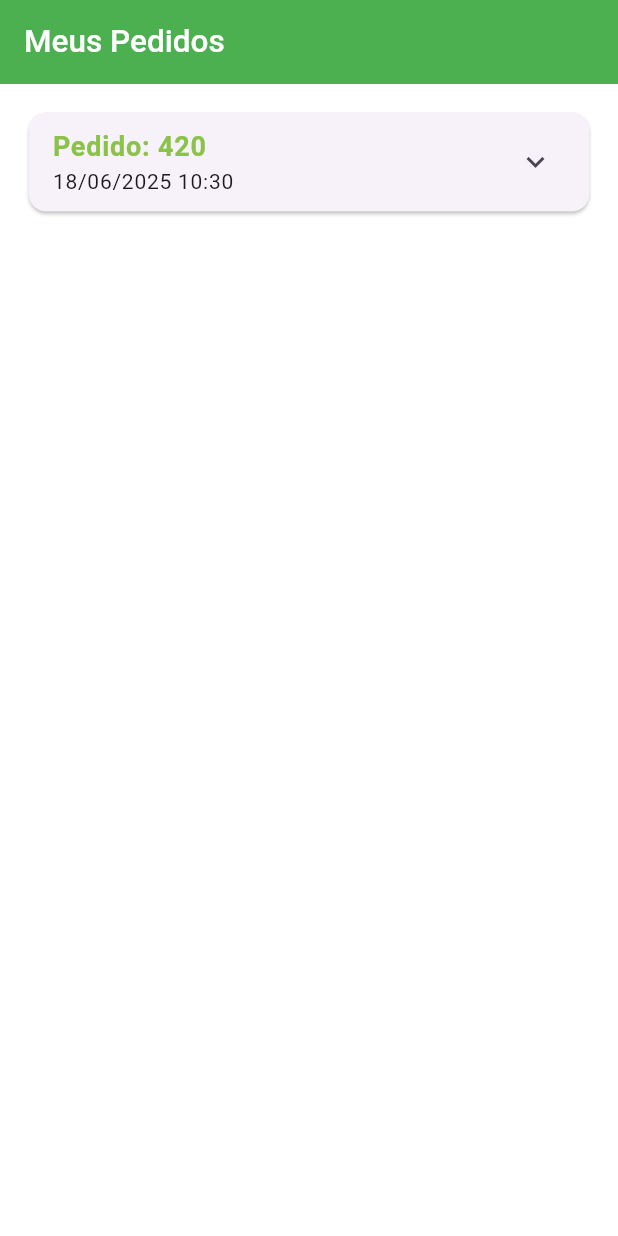
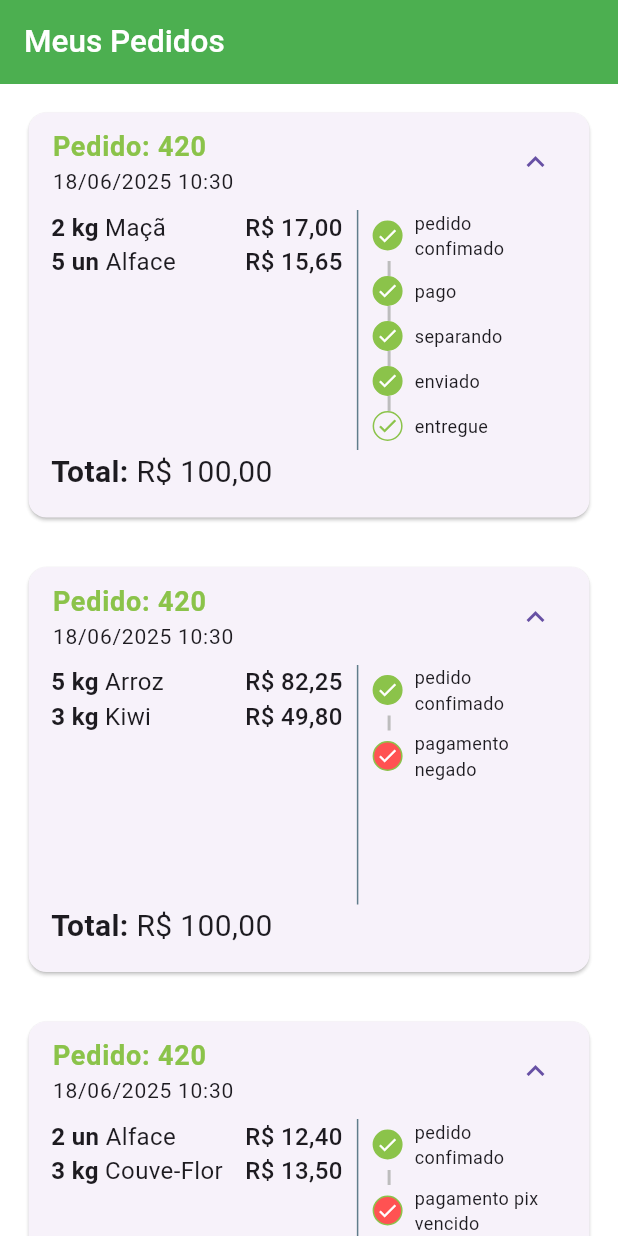
Before and after one commit to jeanfdq/greengrocer, a Flutter app: the OrdersTab screen opened directly, on a phone screen of 412 x 824 dp. Run offline on Flutter 3.47's test engine with Material 3 defaults, Android fonts, the phone set to English and light mode, and no system bars; our stand-ins replace animated_text_kit, mask_text_input_formatter, qr_flutter.

Commit message:
Finished Orders Screen

```diff
--- a/lib/config/app_data.dart
+++ b/lib/config/app_data.dart
@@ -3,8 +3,9 @@ import 'package:greengrocer/models/order_model.dart';
 import 'package:greengrocer/models/product_item_model.dart';
 import 'package:greengrocer/models/user_model.dart';
 import 'package:greengrocer/utils/utils.services.dart';
+import 'package:uuid/uuid.dart';
 
-final utilsServices = UtilsServices();
+final UtilsServices utilsServices = UtilsServices();
 
 ProductItemModel apple = ProductItemModel(
   name: "Maçã",
@@ -136,8 +137,34 @@ List<OrderModel> orders = [
       CartItemModel(item: apple, quantity: 2),
       CartItemModel(item: pimenta, quantity: 5),
     ],
+    status: "shipping",
+    pixCopyAndPaste: Uuid().v8g(),
+    total: 100,
+  ),
+
+  OrderModel(
+    id: utilsServices.getRandomNumber().toString(),
+    createdOrder: DateTime.now(),
+    pixOverDue: DateTime.parse("2025-07-01 10:00"),
+    items: [
+      CartItemModel(item: arroz, quantity: 5),
+      CartItemModel(item: kiwi, quantity: 3),
+    ],
+    status: "refunded",
+    pixCopyAndPaste: Uuid().v8g(),
+    total: 100,
+  ),
+
+  OrderModel(
+    id: utilsServices.getRandomNumber().toString(),
+    createdOrder: DateTime.now(),
+    pixOverDue: DateTime.parse("2025-02-01 10:00"),
+    items: [
+      CartItemModel(item: alface, quantity: 2),
+      CartItemModel(item: couveflor, quantity: 3),
+    ],
     status: "pending_payment",
-    pixCopyAndPaste: "pixCopyAndPaste",
+    pixCopyAndPaste: Uuid().v8g(),
     total: 100,
   ),
 ];
--- a/lib/screens/cart_tab.dart
+++ b/lib/screens/cart_tab.dart
@@ -5,6 +5,7 @@ import 'package:greengrocer/config/app_data.dart' as AppData;
 import 'package:greengrocer/config/custom_colors.dart';
 import 'package:greengrocer/models/cart_item_model.dart';
 import 'package:greengrocer/screens/components/cart_item_tale.dart';
+import 'package:greengrocer/screens/components/payment_dialog.dart';
 import 'package:greengrocer/utils/components/custom_button.dart';
 import 'package:greengrocer/utils/constants/constants.dart';
 import 'package:greengrocer/utils/utils.services.dart';
@@ -37,6 +38,8 @@ class _CartTabState extends State<CartTab> {
 
   @override
   Widget build(BuildContext context) {
+    final utilsServices = UtilsServices();
+
     return Scaffold(
       appBar: AppBar(
         centerTitle: false,
@@ -110,7 +113,17 @@ class _CartTabState extends State<CartTab> {
                   radius: KUtils.kRadiusDefault,
                   action: () async {
                     bool? result = await showOrderConfirmation();
-                    print(result);
+                    if (result ?? false) {
+                      showDialog(
+                        // ignore: use_build_context_synchronously
+                        context: context,
+                        builder: (_) {
+                          return PaymentDialog(
+                            order: utilsServices.makeOrder(AppData.cartItems),
+                          );
+                        },
+                      );
+                    }
                   },
                 ),
               ],
--- a/lib/screens/components/order_tile.dart
+++ b/lib/screens/components/order_tile.dart
@@ -1,6 +1,11 @@
 import 'package:flutter/material.dart';
 import 'package:greengrocer/config/custom_colors.dart';
+import 'package:greengrocer/models/cart_item_model.dart';
 import 'package:greengrocer/models/order_model.dart';
+import 'package:greengrocer/screens/components/payment_dialog.dart';
+import 'package:greengrocer/utils/components/custom_button.dart';
+import 'package:greengrocer/utils/components/order_status.dart';
+import 'package:greengrocer/utils/constants/constants.dart';
 import 'package:greengrocer/utils/utils.services.dart';
 
 class OrderTile extends StatelessWidget {
@@ -12,11 +17,14 @@ class OrderTile extends StatelessWidget {
   Widget build(BuildContext context) {
     UtilsServices utilsServices = UtilsServices();
     return Padding(
-      padding: const EdgeInsets.all(15.0),
+      padding: const EdgeInsets.fromLTRB(15, 15, 15, 0),
       child: Card(
         child: Theme(
           data: Theme.of(context).copyWith(dividerColor: Colors.transparent),
           child: ExpansionTile(
+            initiallyExpanded: true,
+            expandedCrossAxisAlignment: CrossAxisAlignment.stretch,
+
             title: Column(
               crossAxisAlignment: CrossAxisAlignment.start,
               mainAxisSize: MainAxisSize.min,
@@ -37,41 +45,81 @@ class OrderTile extends StatelessWidget {
             ),
             childrenPadding: EdgeInsets.fromLTRB(15, 0, 15, 15),
             children: [
-              SizedBox(
-                height: 150,
+              // Esse componente faz a row crecer de acordo com os filhos
+              IntrinsicHeight(
                 child: Row(
                   children: [
+                    // Lista de produtos
                     Expanded(
                       flex: 3,
-                      child: ListView(
-                        children: order.items.map((orderItem) {
-                          return Row(
-                            children: [
-                              Text(
-                                "${orderItem.quantity} ${orderItem.item.unit} ",
-                                style: TextStyle(
-                                  fontSize: 16,
-                                  fontWeight: FontWeight.w700,
-                                ),
-                              ),
-                              Expanded(
-                                child: Text(
-                                  orderItem.item.name,
-                                  style: TextStyle(fontSize: 16),
-                                ),
-                              ),
-                              Text(
-                                utilsServices.priceToCurrency(
-                                  orderItem.totalPrice(),
-                                ),
-                              ),
-                            ],
-                          );
-                        }).toList(),
+                      child: SizedBox(
+                        height: 160,
+                        child: ListView(
+                          children: order.items.map((orderItem) {
+                            return _ListOrderItem(
+                              orderItem: orderItem,
+                              utilsServices: utilsServices,
+                            );
+                          }).toList(),
+                        ),
                       ),
                     ),
-                    Expanded(flex: 2, child: Container(color: Colors.red)),
+
+                    //Divisor
+                    VerticalDivider(color: Colors.blueGrey, width: 20),
+
+                    // OrderStatus
+                    Expanded(
+                      flex: 2,
+                      child: OrderStatus(
+                        status: order.status,
+                        isOverDue: order.pixOverDue.isBefore(DateTime.now()),
+                      ),
+                    ),
                   ],
+                ),
+              ),
+
+              // Total
+              Text.rich(
+                TextSpan(
+                  // Configs feitas no pai é reflitida para todos os filhos
+                  style: TextStyle(fontSize: 20),
+                  children: [
+                    TextSpan(
+                      text: "Total: ",
+                      style: TextStyle(fontWeight: FontWeight.bold),
+                    ),
+                    TextSpan(text: utilsServices.priceToCurrency(order.total)),
+                  ],
+                ),
+              ),
+
+              // Pix Copia e Cola
+              Visibility(
+                visible: order.status == 'pending_payment',
+                child: Padding(
+                  padding: const EdgeInsets.only(top: 8),
+                  child: CustomButton(
+                    icon: Icon(
+                      Icons.pix_outlined,
+                      color: Colors.white,
+                      size: 22,
+                    ),
+
+                    buttonHeight: KUtils.kHeightButton,
+                    backgroud: CustomColors.customSwatchColor,
+                    label: "Pix QrCode ",
+                    labelColor: Colors.white,
+                    radius: KUtils.kRadiusDefault,
+                    action: () => showDialog(
+                      barrierDismissible: false,
+                      context: context,
+                      builder: (_) {
+                        return PaymentDialog(order: order);
+                      },
+                    ),
+                  ),
                 ),
               ),
             ],
@@ -81,3 +129,29 @@ class OrderTile extends StatelessWidget {
     );
   }
 }
+
+class _ListOrderItem extends StatelessWidget {
+  const _ListOrderItem({required this.utilsServices, required this.orderItem});
+
+  final CartItemModel orderItem;
+  final UtilsServices utilsServices;
+
+  @override
+  Widget build(BuildContext context) {
+    return Row(
+      children: [
+        Text(
+          "${orderItem.quantity} ${orderItem.item.unit} ",
+          style: TextStyle(fontSize: 16, fontWeight: FontWeight.w700),
+        ),
+        Expanded(
+          child: Text(orderItem.item.name, style: TextStyle(fontSize: 16)),
+        ),
+        Text(
+          utilsServices.priceToCurrency(orderItem.totalPrice()),
+          style: TextStyle(fontSize: 16, fontWeight: FontWeight.w500),
+        ),
+      ],
+    );
+  }
+}
--- /dev/null
+++ b/lib/screens/components/payment_dialog.dart
@@ -0,0 +1,93 @@
+import 'package:flutter/material.dart';
+import 'package:greengrocer/config/custom_colors.dart';
+import 'package:greengrocer/models/order_model.dart';
+import 'package:greengrocer/utils/components/custom_button.dart';
+import 'package:greengrocer/utils/constants/constants.dart';
+import 'package:greengrocer/utils/utils.services.dart';
+import 'package:qr_flutter/qr_flutter.dart';
+
+class PaymentDialog extends StatelessWidget {
+  final OrderModel order;
+
+  PaymentDialog({super.key, required this.order});
+
+  final utilsServices = UtilsServices();
+
+  @override
+  Widget build(BuildContext context) {
+    return Dialog(
+      backgroundColor: Colors.white,
+
+      child: Stack(
+        alignment: Alignment.center,
+        children: [
+          //Conteudo
+          Padding(
+            padding: const EdgeInsets.all(8.0),
+            child: Column(
+              mainAxisSize: MainAxisSize.min,
+
+              children: [
+                //Titulo
+                Padding(
+                  padding: const EdgeInsets.symmetric(vertical: 10),
+                  child: Text(
+                    "Pagamento com Pix",
+                    style: TextStyle(fontSize: 18, fontWeight: FontWeight.bold),
+                  ),
+                ),
+
+                // QR Code
+                QrImageView(
+                  data: order.pixCopyAndPaste,
+                  version: QrVersions.auto,
+                  size: 200,
+                ),
+
+                // Vencimento
+                Text(
+                  "Vencimento: ${utilsServices.formatDateTime(order.pixOverDue)}",
+                ),
+
+                // Total
+                Text(
+                  "Total: ${utilsServices.priceToCurrency(order.total)}",
+                  style: TextStyle(fontSize: 22, fontWeight: FontWeight.bold),
+                ),
+
+                // botao copia e cola
+                Padding(
+                  padding: const EdgeInsets.all(12.0),
+                  child: CustomButton(
+                    buttonHeight: KUtils.kHeightButton,
+                    backgroud: Colors.white,
+                    label: "Copie e Cola",
+                    labelColor: CustomColors.customSwatchColor,
+                    icon: Icon(
+                      Icons.copy,
+                      color: CustomColors.customSwatchColor,
+                    ),
+                    borderColor: CustomColors.customSwatchColor,
+                    borderWidth: 1,
+                    radius: KUtils.kRadiusDefault,
+                    action: () {},
+                  ),
+                ),
+              ],
+            ),
+          ),
+
+          // Botao de fechar
+          Positioned(
+            top: 0,
+            right: 0,
+            child: IconButton(
+              onPressed: () => Navigator.of(context).pop(),
+              icon: Icon(Icons.close),
+            ),
+          ),
+        ],
+      ),
+    );
+  }
+}
--- /dev/null
+++ b/lib/utils/components/order_status.dart
@@ -0,0 +1,128 @@
+import 'package:flutter/material.dart';
+import 'package:greengrocer/config/custom_colors.dart';
+
+class OrderStatus extends StatelessWidget {
+  final String status;
+  final bool isOverDue;
+
+  final Map<String, int> allStatus = <String, int>{
+    'pending_payment': 0,
+    'refunded': 1,
+    'paid': 2,
+    'perparing_purchase': 3,
+    'shipping': 4,
+    'delivered': 5,
+  };
+
+  int get currentStatus => allStatus[status]!;
+
+  OrderStatus({super.key, required this.status, required this.isOverDue});
+
+  @override
+  Widget build(BuildContext context) {
+    return Column(
+      crossAxisAlignment: CrossAxisAlignment.start,
+      children: [
+        _StatusStepDot(status: "pedido confimado", isCurrentStatus: true),
+        _CustomDividerVertical(),
+
+        // Pagamento negado
+        if (currentStatus == 1) ...[
+          _StatusStepDot(
+            status: 'pagamento negado',
+            isCurrentStatus: true,
+            backgroudColor: Colors.redAccent,
+          ),
+        ] else if (isOverDue) ...[
+          _StatusStepDot(
+            status: 'pagamento pix vencido',
+            isCurrentStatus: true,
+            backgroudColor: Colors.redAccent,
+          ),
+        ] else ...[
+          _StatusStepDot(status: "pago", isCurrentStatus: currentStatus >= 2),
+          _CustomDividerVertical(),
+          _StatusStepDot(
+            status: "separando",
+            isCurrentStatus: currentStatus >= 3,
+          ),
+          _CustomDividerVertical(),
+          _StatusStepDot(
+            status: "enviado",
+            isCurrentStatus: currentStatus >= 4,
+          ),
+          _CustomDividerVertical(),
+          _StatusStepDot(
+            status: "entregue",
+            isCurrentStatus: currentStatus == 5,
+          ),
+        ],
+      ],
+    );
+  }
+}
+
+class _StatusStepDot extends StatelessWidget {
+  final String status;
+  final bool isCurrentStatus;
+  final Color? backgroudColor;
+
+  const _StatusStepDot({
+    required this.status,
+    required this.isCurrentStatus,
+    this.backgroudColor,
+  });
+
+  @override
+  Widget build(BuildContext context) {
+    return Row(
+      children: [
+        // Dot
+        Container(
+          height: 20,
+          width: 20,
+          alignment: Alignment.center,
+          decoration: BoxDecoration(
+            color: isCurrentStatus
+                ? backgroudColor ?? CustomColors.customSwatchColor
+                : Colors.transparent,
+            border: BoxBorder.all(
+              width: 1,
+              color: CustomColors.customSwatchColor,
+            ),
+            shape: BoxShape.circle,
+          ),
+          child: Icon(
+            Icons.check,
+            size: 15,
+            color: isCurrentStatus
+                ? Colors.white
+                : CustomColors.customSwatchColor,
+          ),
+        ),
+
+        // Status
+        Expanded(
+          child: Padding(
+            padding: const EdgeInsets.symmetric(horizontal: 8),
+            child: Text(status, style: TextStyle(fontSize: 12)),
+          ),
+        ),
+      ],
+    );
+  }
+}
+
+class _CustomDividerVertical extends StatelessWidget {
+  const _CustomDividerVertical();
+
+  @override
+  Widget build(BuildContext context) {
+    return Container(
+      height: 10,
+      width: 2,
+      color: Colors.grey.shade400,
+      margin: EdgeInsets.only(left: 10),
+    );
+  }
+}
--- a/lib/utils/utils.services.dart
+++ b/lib/utils/utils.services.dart
@@ -1,6 +1,8 @@
 import 'dart:math';
 
 import 'package:flutter/widgets.dart';
+import 'package:greengrocer/models/cart_item_model.dart';
+import 'package:greengrocer/models/order_model.dart';
 import 'package:intl/intl.dart';
 import 'package:intl/date_symbol_data_local.dart';
 import 'package:mask_text_input_formatter/mask_text_input_formatter.dart';
@@ -36,4 +38,22 @@ class UtilsServices {
     DateFormat dateFormat = DateFormat.yMd('pt_BR').add_Hm();
     return dateFormat.format(dateTime);
   }
+
+  OrderModel makeOrder(List<CartItemModel> items) {
+    double total = 0;
+
+    for (var element in items) {
+      total += element.totalPrice();
+    }
+
+    return OrderModel(
+      id: getRandomNumber().toString(),
+      createdOrder: DateTime.now(),
+      pixOverDue: DateTime.parse("2026-12-01 14:00"),
+      items: items,
+      status: "pending_payment",
+      pixCopyAndPaste: Uuid().v8g(),
+      total: total,
+    );
+  }
 }
--- a/pubspec.yaml
+++ b/pubspec.yaml
@@ -39,6 +39,8 @@ dependencies:
   intl: ^0.20.2
   adaptive_dialog: ^2.4.1
   uuid: ^4.5.1
+  qr_flutter: ^4.1.0
+  add_to_cart_animation: ^2.0.4
 
 dev_dependencies:
   flutter_test:
```
Also changed, not shown: pubspec.lock, 13 other files.
